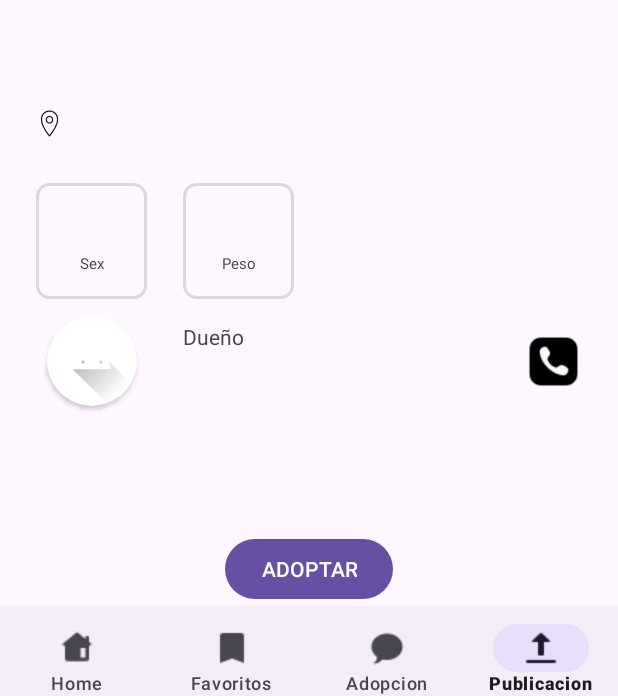
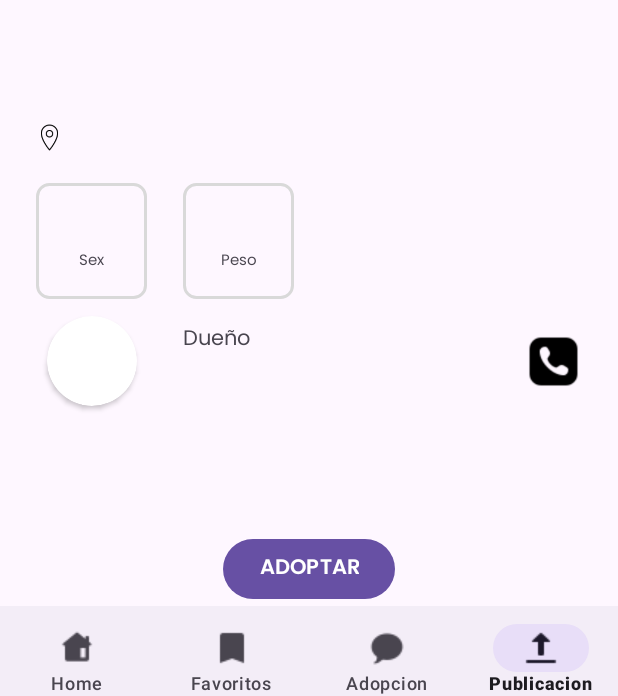
Before and after one commit to nosoyunbott/parcial-tp3, an Android app: the fragment DetailFragment placed in its activity, on a phone screen of 412 x 824 dp. Shown: the part 522-1218 px from the top of the screen. Run offline under Robolectric (Android 15) with nearby library versions, the phone set to English and light mode, and no system bars; our stand-ins replace Firebase (no records; nobody signed in at launch, a user with empty details on screens opened directly), navigation-ui; pictures from the network do not load; 3 statements that could not run were skipped.

Commit message:
feat/detail fragment ui

```diff
--- a/app/src/main/res/layout/fragment_detail.xml
+++ b/app/src/main/res/layout/fragment_detail.xml
@@ -20,6 +20,7 @@
 
     <TextView
         android:id="@+id/txtDetailName"
+        android:fontFamily="@font/poppins_semibold"
         android:layout_width="wrap_content"
         android:layout_height="wrap_content"
         android:layout_marginStart="24dp"
@@ -31,6 +32,7 @@
 
     <TextView
         android:id="@+id/txtDetailLocation"
+        android:fontFamily="@font/poppins_regular"
         android:layout_width="wrap_content"
         android:layout_height="wrap_content"
         android:layout_marginStart="8dp"
@@ -51,6 +53,7 @@
 
     <TextView
         android:id="@+id/txtDetailEdad"
+        android:fontFamily="@font/poppins_semibold"
         android:layout_width="wrap_content"
         android:layout_height="wrap_content"
         android:layout_marginEnd="24dp"
@@ -62,6 +65,7 @@
 
     <TextView
         android:id="@+id/txtDetailGender"
+        android:fontFamily="@font/poppins_semibold"
         android:layout_width="wrap_content"
         android:layout_height="wrap_content"
         android:layout_marginTop="16dp"
@@ -75,6 +79,7 @@
         android:layout_width="wrap_content"
         android:layout_height="wrap_content"
         android:layout_marginBottom="16dp"
+        android:fontFamily="@font/poppins_regular"
         android:text="Sex"
         android:textSize="10dp"
         app:layout_constraintBottom_toTopOf="@+id/guideline3"
@@ -94,6 +99,7 @@
 
     <TextView
         android:id="@+id/txtDetailWeight"
+        android:fontFamily="@font/poppins_semibold"
         android:layout_width="wrap_content"
         android:layout_height="wrap_content"
         android:layout_marginTop="16dp"
@@ -104,6 +110,7 @@
 
     <TextView
         android:id="@+id/txtDetailWeightDefault"
+        android:fontFamily="@font/poppins_regular"
         android:layout_width="wrap_content"
         android:layout_height="wrap_content"
         android:layout_marginBottom="16dp"
@@ -187,7 +194,7 @@
             android:id="@+id/imgDetailOwner"
             android:layout_width="60dp"
             android:layout_height="60dp"
-            android:src="@drawable/ic_launcher_foreground"
+            android:src="@null"
             app:layout_constraintBottom_toTopOf="@+id/guideline9"
             app:layout_constraintEnd_toStartOf="@+id/guideline4"
             app:layout_constraintStart_toStartOf="@+id/guideline6"
@@ -215,6 +222,7 @@
         android:layout_height="wrap_content"
         android:layout_marginTop="4dp"
         android:text="Dueño"
+        android:fontFamily="@font/poppins_regular"
         android:textSize="14dp"
         app:layout_constraintStart_toStartOf="@+id/guideline8"
         app:layout_constraintTop_toTopOf="@+id/guideline10" />
@@ -223,6 +231,7 @@
         android:id="@+id/txtDetailUsername"
         android:layout_width="wrap_content"
         android:layout_height="wrap_content"
+        android:fontFamily="@font/poppins_semibold"
         android:text=""
         app:layout_constraintBottom_toTopOf="@+id/guideline11"
         app:layout_constraintStart_toStartOf="@+id/guideline8"
@@ -243,6 +252,7 @@
         android:layout_width="wrap_content"
         android:layout_height="wrap_content"
         android:text="ADOPTAR"
+        android:fontFamily="@font/poppins_semibold"
         app:layout_constraintBottom_toBottomOf="parent"
         app:layout_constraintEnd_toEndOf="parent"
         app:layout_constraintStart_toStartOf="parent"
@@ -253,6 +263,7 @@
         android:layout_width="wrap_content"
         android:layout_height="wrap_content"
         android:layout_marginBottom="34dp"
+        android:fontFamily="@font/poppins_regular"
         android:text=""
         app:layout_constraintBottom_toTopOf="@+id/btnDetailAdopt"
         app:layout_constraintEnd_toEndOf="parent"
```
